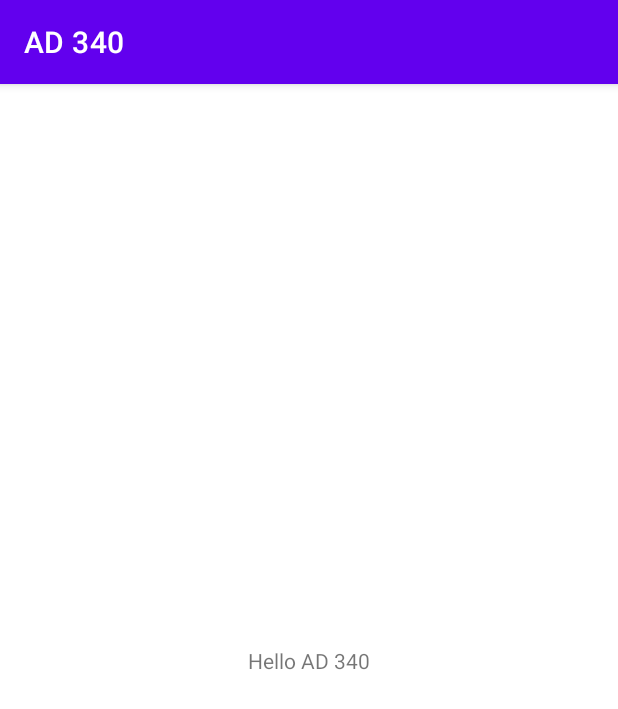
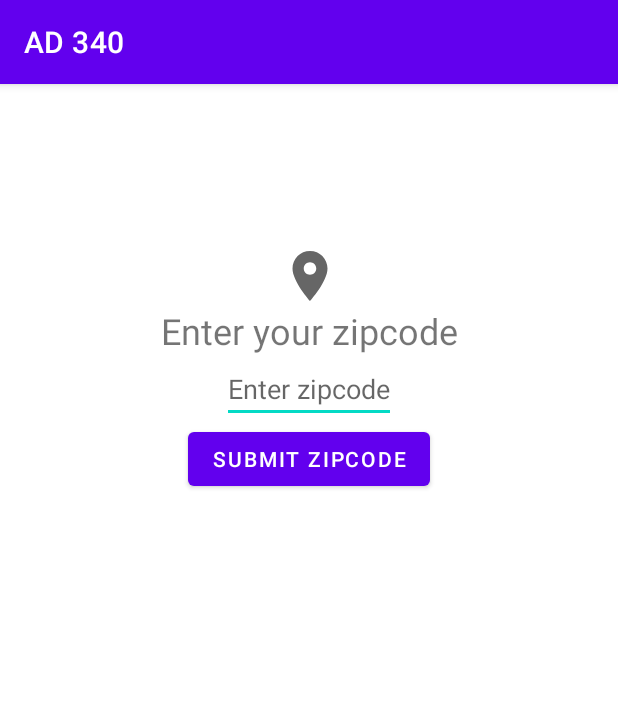
Before and after one commit to ThabisoPheko/AD340, an Android app: the screen it shows after launch (MainActivity), on a phone screen of 412 x 824 dp. Shown: the top 709 px of the screen. Run offline under Robolectric (Android 15) with nearby library versions, the phone set to English and light mode, and no system bars.

Commit message:
Second Commit

```diff
--- a/app/src/main/java/com/ryder/ad340/MainActivity.kt
+++ b/app/src/main/java/com/ryder/ad340/MainActivity.kt
@@ -2,10 +2,49 @@ package com.ryder.ad340
 
 import androidx.appcompat.app.AppCompatActivity
 import android.os.Bundle
+import android.widget.Button
+import android.widget.EditText
+import android.widget.Toast
 
 class MainActivity : AppCompatActivity() {
     override fun onCreate(savedInstanceState: Bundle?) {
         super.onCreate(savedInstanceState)
         setContentView(R.layout.activity_main)
+
+        val zipcodeEditText: EditText = findViewById(R.id.etZipcode)
+        val enterButton: Button = findViewById(R.id.btnSubmit_zipcode)
+
+        enterButton.setOnClickListener {
+            val zipcode: String = zipcodeEditText.text.toString()
+
+            if (zipcode.length != 5){
+                Toast.makeText(this, R.string.zipcode_entry_error, Toast.LENGTH_SHORT).show()
+            }else{
+                Toast.makeText(this, zipcode, Toast.LENGTH_SHORT).show()
+            }
+
+
+        }
     }
+
+    override fun onStart() {
+        super.onStart()
+    }
+
+    override fun onResume() {
+        super.onResume()
+    }
+
+    override fun onPause() {
+        super.onPause()
+    }
+
+    override fun onStop() {
+        super.onStop()
+    }
+
+    override fun onDestroy() {
+        super.onDestroy()
+    }
+
 }
--- /dev/null
+++ b/app/src/main/res/drawable/ic_baseline_location_on_24.xml
@@ -0,0 +1,10 @@
+<vector xmlns:android="http://schemas.android.com/apk/res/android"
+    android:width="24dp"
+    android:height="24dp"
+    android:viewportWidth="24"
+    android:viewportHeight="24"
+    android:tint="?attr/colorControlNormal">
+  <path
+      android:fillColor="@android:color/white"
+      android:pathData="M12,2C8.13,2 5,5.13 5,9c0,5.25 7,13 7,13s7,-7.75 7,-13c0,-3.87 -3.13,-7 -7,-7zM12,11.5c-1.38,0 -2.5,-1.12 -2.5,-2.5s1.12,-2.5 2.5,-2.5 2.5,1.12 2.5,2.5 -1.12,2.5 -2.5,2.5z"/>
+</vector>
--- a/app/src/main/res/layout/activity_main.xml
+++ b/app/src/main/res/layout/activity_main.xml
@@ -7,12 +7,43 @@
     tools:context=".MainActivity">
 
     <TextView
+        android:id="@+id/tvTitle"
         android:layout_width="wrap_content"
         android:layout_height="wrap_content"
-        android:text="Hello AD 340"
+        android:text="Enter your zipcode"
+        android:textSize="@dimen/title_text_height"
+        app:layout_constraintBottom_toTopOf="@+id/etZipcode"
+        app:layout_constraintEnd_toEndOf="@+id/etZipcode"
+        app:layout_constraintStart_toStartOf="@+id/etZipcode" />
+
+    <ImageView
+        android:id="@+id/icon"
+        android:layout_width="@dimen/zipcode_entry_icon"
+        android:layout_height="@dimen/zipcode_entry_icon"
+        android:src="@drawable/ic_baseline_location_on_24"
+        app:layout_constraintBottom_toTopOf="@+id/tvTitle"
+        app:layout_constraintEnd_toEndOf="@+id/tvTitle"
+        app:layout_constraintStart_toStartOf="@+id/tvTitle" />
+
+    <EditText
+        android:id="@+id/etZipcode"
+        android:layout_width="wrap_content"
+        android:layout_height="wrap_content"
+        android:hint="Enter zipcode"
+        android:inputType="number"
         app:layout_constraintBottom_toBottomOf="parent"
-        app:layout_constraintLeft_toLeftOf="parent"
-        app:layout_constraintRight_toRightOf="parent"
-        app:layout_constraintTop_toTopOf="parent" />
+        app:layout_constraintEnd_toEndOf="parent"
+        app:layout_constraintStart_toStartOf="parent"
+        app:layout_constraintTop_toTopOf="parent"
+        app:layout_constraintVertical_bias="0.25" />
+
+    <Button
+        android:id="@+id/btnSubmit_zipcode"
+        android:layout_width="wrap_content"
+        android:layout_height="wrap_content"
+        android:text="Submit Zipcode"
+        app:layout_constraintEnd_toEndOf="@+id/etZipcode"
+        app:layout_constraintStart_toStartOf="@+id/etZipcode"
+        app:layout_constraintTop_toBottomOf="@+id/etZipcode" />
 
 </androidx.constraintlayout.widget.ConstraintLayout>
--- /dev/null
+++ b/app/src/main/res/values/dimens.xml
@@ -0,0 +1,5 @@
+<?xml version="1.0" encoding="utf-8"?>
+<resources>
+    <dimen name="title_text_height">24sp</dimen>
+    <dimen name="zipcode_entry_icon">40dp</dimen>
+</resources>
--- a/app/src/main/res/values/strings.xml
+++ b/app/src/main/res/values/strings.xml
@@ -1,3 +1,4 @@
 <resources>
     <string name="app_name">AD 340</string>
+    <string name="zipcode_entry_error">Please Enter Valid Zipcode</string>
 </resources>
```
